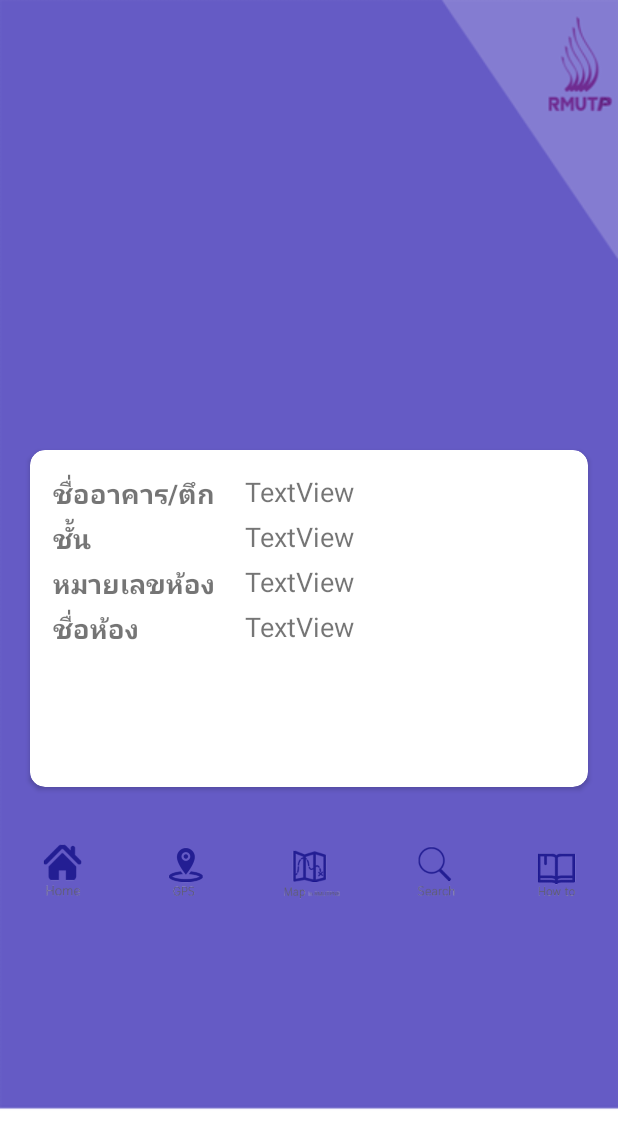
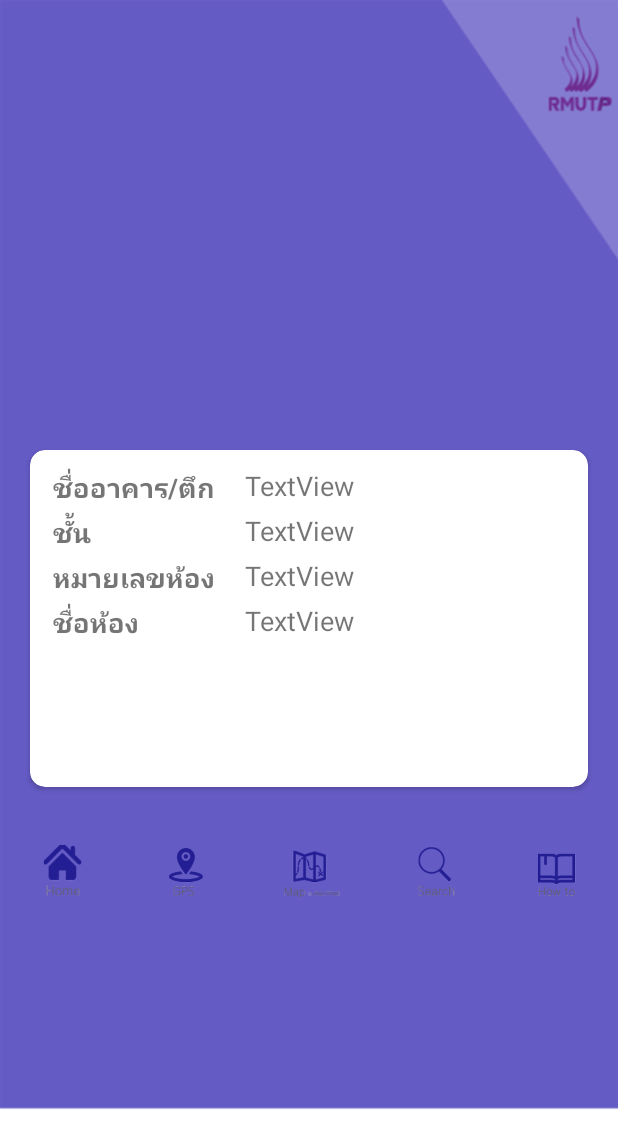
Before and after one commit to peeyanuch/RMUTPWhere, an Android app: the Result screen opened directly, with no data from a screen before it, on a phone screen of 412 x 824 dp. Shown: the top 1148 px of the screen. Run offline under Robolectric (Android 15) with nearby library versions, the phone set to English and light mode, and no system bars; pictures from the network do not load; 6 statements that could not run were skipped.

Commit message:
modify page Result_search

```diff
--- a/app/src/main/res/layout/activity_result.xml
+++ b/app/src/main/res/layout/activity_result.xml
@@ -40,7 +40,10 @@
         <LinearLayout
             android:layout_width="match_parent"
             android:layout_height="match_parent"
-            android:layout_margin="15dp"
+            android:layout_marginBottom="11dp"
+            android:layout_marginLeft="15dp"
+            android:layout_marginRight="15dp"
+            android:layout_marginTop="11dp"
             android:layout_weight="0.09"
             android:background="@android:color/white"
             android:orientation="horizontal">
@@ -92,7 +95,7 @@
 
             <LinearLayout
                 android:layout_width="match_parent"
-                android:layout_height="wrap_content"
+                android:layout_height="match_parent"
                 android:layout_weight="1"
                 android:orientation="vertical">
 
@@ -100,7 +103,6 @@
                     android:id="@+id/textView4"
                     android:layout_width="match_parent"
                     android:layout_height="30dp"
-                    android:layout_weight="1"
                     android:text="TextView"
                     android:textSize="18sp" />
 
@@ -108,7 +110,6 @@
                     android:id="@+id/textView5"
                     android:layout_width="match_parent"
                     android:layout_height="30dp"
-                    android:layout_weight="1"
                     android:text="TextView"
                     android:textSize="18sp" />
 
@@ -116,15 +117,13 @@
                     android:id="@+id/textView2"
                     android:layout_width="match_parent"
                     android:layout_height="30dp"
-                    android:layout_weight="1"
                     android:text="TextView"
                     android:textSize="18sp" />
 
                 <TextView
                     android:id="@+id/textView3"
                     android:layout_width="match_parent"
-                    android:layout_height="75dp"
-                    android:layout_weight="1"
+                    android:layout_height="70dp"
                     android:text="TextView"
                     android:textSize="18sp" />
 
```
